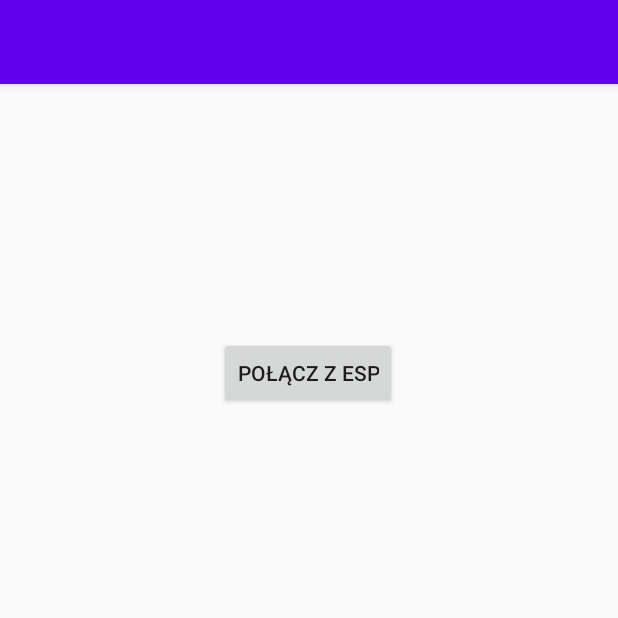
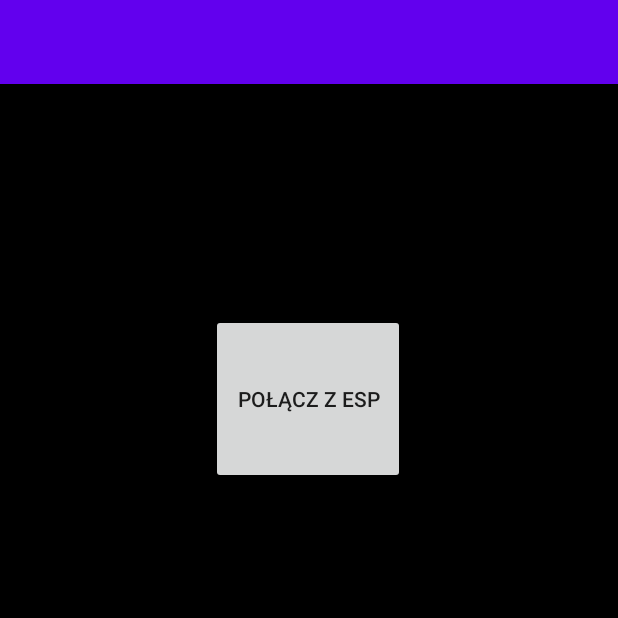
Before and after one commit to sebota/RGB_Bluetooth, an Android app: the screen it shows after launch (MainActivity), on a phone screen of 412 x 824 dp, the top half of it. Run offline under Robolectric (Android 15) with nearby library versions, the phone set to English and light mode, and no system bars.

Commit message:
Zmiana koloru tła

```diff
--- a/app/src/main/java/com/example/bluetooth/SendActivity.java
+++ b/app/src/main/java/com/example/bluetooth/SendActivity.java
@@ -10,15 +10,12 @@ import android.annotation.SuppressLint;
 import android.graphics.Bitmap;
 import android.graphics.BitmapFactory;
 import android.graphics.Color;
-import android.os.Bundle;
 import android.view.MotionEvent;
 import android.view.View;
-import android.widget.Button;
 import android.widget.CompoundButton;
 import android.widget.ImageView;
 import android.widget.SeekBar;
 import android.widget.Switch;
-import android.widget.TextView;
 
 public class SendActivity extends AppCompatActivity {
     ImageView rgb_image;
--- a/app/src/main/res/layout/activity_main.xml
+++ b/app/src/main/res/layout/activity_main.xml
@@ -4,12 +4,13 @@
     xmlns:tools="http://schemas.android.com/tools"
     android:layout_width="match_parent"
     android:layout_height="match_parent"
+    android:background="#ff000000"
     tools:context=".MainActivity">
 
     <Button
         android:id="@+id/display_devices_button"
-        android:layout_width="wrap_content"
-        android:layout_height="wrap_content"
+        android:layout_width="129dp"
+        android:layout_height="113dp"
         android:text="Połącz z ESP"
         app:layout_constraintBottom_toBottomOf="parent"
         app:layout_constraintEnd_toEndOf="parent"
```
Also changed, not shown: app/src/main/java/com/example/bluetooth/MainActivity.java (+2 -7 lines).
